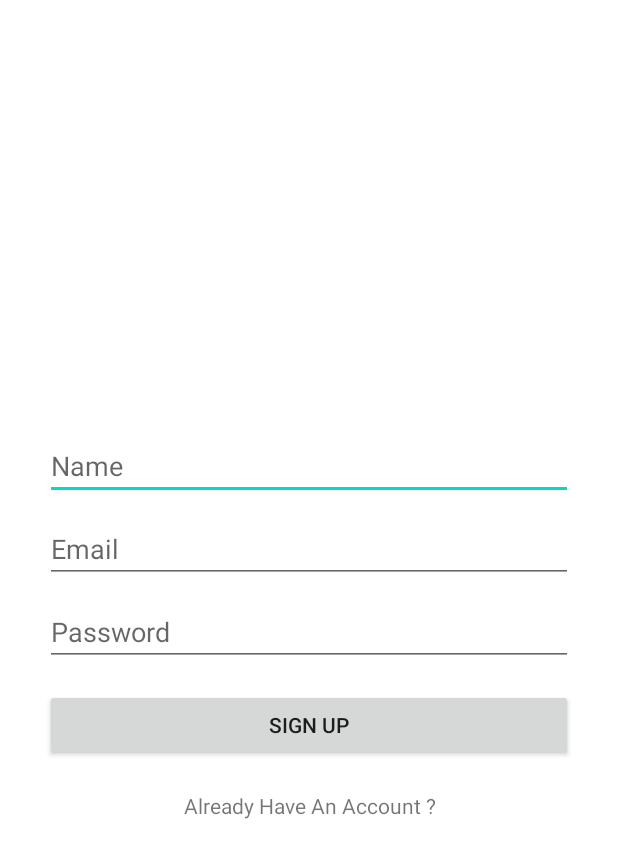
After one commit to shkhaider2015/Authantication, an Android app: the layout fragment_signup.xml on its own in the app's theme, with its tools: preview values and no code run, on a phone screen of 412 x 824 dp. The commit adds this screen. Shown: the top 858 px of the screen. Run offline under Robolectric (Android 15) with nearby library versions, the phone set to English and light mode, and no system bars.

Commit message:
update UI

```diff
--- /dev/null
+++ b/app/src/main/res/layout/fragment_signup.xml
@@ -0,0 +1,66 @@
+<?xml version="1.0" encoding="utf-8"?>
+<androidx.constraintlayout.widget.ConstraintLayout
+    xmlns:android="http://schemas.android.com/apk/res/android"
+    android:layout_width="match_parent"
+    android:layout_height="match_parent"
+    xmlns:app="http://schemas.android.com/apk/res-auto"
+    android:background="@android:color/white"
+    >
+
+    <LinearLayout
+        android:layout_width="match_parent"
+        android:layout_height="wrap_content"
+        android:orientation="vertical"
+        android:layout_marginStart="30dp"
+        android:layout_marginEnd="30dp"
+        app:layout_constraintTop_toTopOf="parent"
+        app:layout_constraintStart_toStartOf="parent"
+        app:layout_constraintEnd_toEndOf="parent"
+        app:layout_constraintBottom_toBottomOf="parent"
+        >
+
+        <EditText
+            android:id="@+id/signup_name"
+            android:layout_width="match_parent"
+            android:layout_height="wrap_content"
+            android:inputType="textCapSentences"
+            android:autofillHints="@string/name"
+            android:hint="@string/name"
+            android:layout_marginTop="10dp"
+            />
+        <EditText
+            android:id="@+id/signup_email"
+            android:layout_width="match_parent"
+            android:layout_height="wrap_content"
+            android:inputType="textEmailAddress"
+            android:autofillHints="@string/email"
+            android:hint="@string/email"
+            android:layout_marginTop="10dp"
+            />
+        <EditText
+            android:id="@+id/signup_password"
+            android:layout_width="match_parent"
+            android:layout_height="wrap_content"
+            android:inputType="textPassword"
+            android:autofillHints="@string/password"
+            android:hint="@string/password"
+            android:layout_marginTop="10dp"
+            />
+        <Button
+            android:id="@+id/signup_btn"
+            android:layout_width="match_parent"
+            android:layout_height="wrap_content"
+            android:text="@string/sign_up"
+            android:layout_marginTop="15dp"
+            />
+        <TextView
+            android:id="@+id/signup_to_login"
+            android:layout_width="match_parent"
+            android:layout_height="wrap_content"
+            android:text="@string/already_have_an_account"
+            android:layout_marginTop="20dp"
+            android:textAlignment="center"
+            />
+    </LinearLayout>
+
+</androidx.constraintlayout.widget.ConstraintLayout>
--- a/app/src/main/res/values/strings.xml
+++ b/app/src/main/res/values/strings.xml
@@ -1,3 +1,10 @@
 <resources>
     <string name="app_name">Authantication</string>
+    <string name="name">Name</string>
+    <string name="sign_up">Sign Up</string>
+    <string name="email">Email</string>
+    <string name="password">Password</string>
+    <string name="sign_in">Sign In</string>
+    <string name="don_t_have_an_account">Don\'t Have An Account ?</string>
+    <string name="already_have_an_account">Already Have An Account ?</string>
 </resources>
```
Also changed, not shown: app/src/main/java/com/example/authantication/fragments/Login.java (added, +69 -0 lines), app/src/main/java/com/example/authantication/fragments/SignUp.java (added, +72 -0 lines), app/src/main/res/layout/activity_main.xml (+5 -8 lines), app/src/main/res/layout/fragment_login.xml (added, +61 -0 lines).
